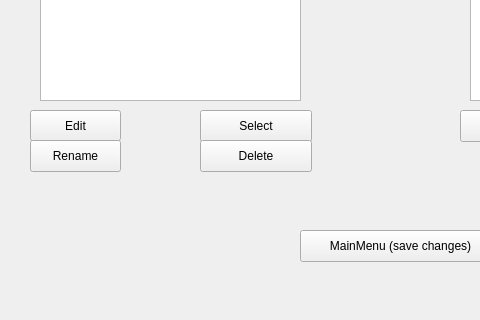
Above: levelmaker.ui from Dejan-Ilic/Pacmanv3 before the change; both pictures show x 0 to 480 and y 280 to 600 of the 800 by 600 pixel window. Below: the same form after it.
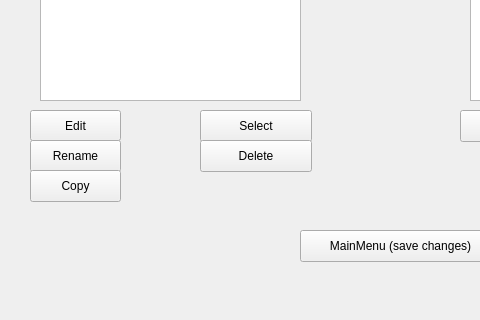
That is the form after the change.

Commit message: level editor fairly stable

What changed in the file:
```diff
--- a/levelmaker.ui
+++ b/levelmaker.ui
@@ -189,6 +189,19 @@
       <string>Rename</string>
      </property>
     </widget>
+    <widget class="QPushButton" name="CopyButton">
+     <property name="geometry">
+      <rect>
+       <x>30</x>
+       <y>450</y>
+       <width>91</width>
+       <height>32</height>
+      </rect>
+     </property>
+     <property name="text">
+      <string>Copy</string>
+     </property>
+    </widget>
    </widget>
   </widget>
  </widget>
```
The commit also changes 2 other files.
